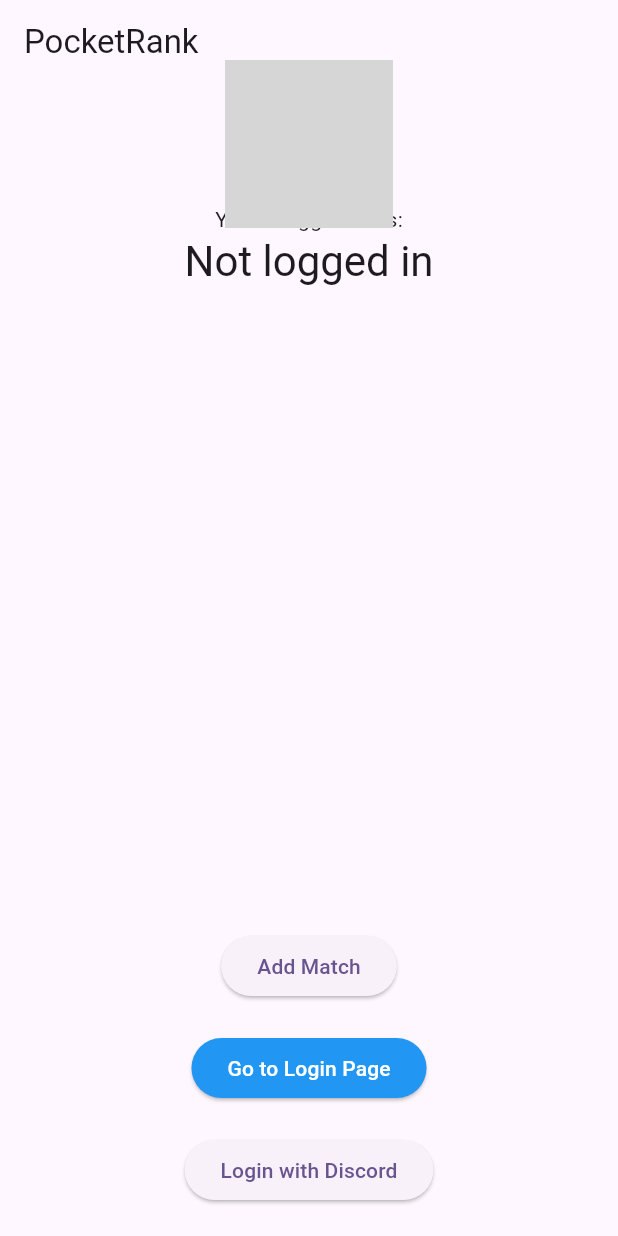
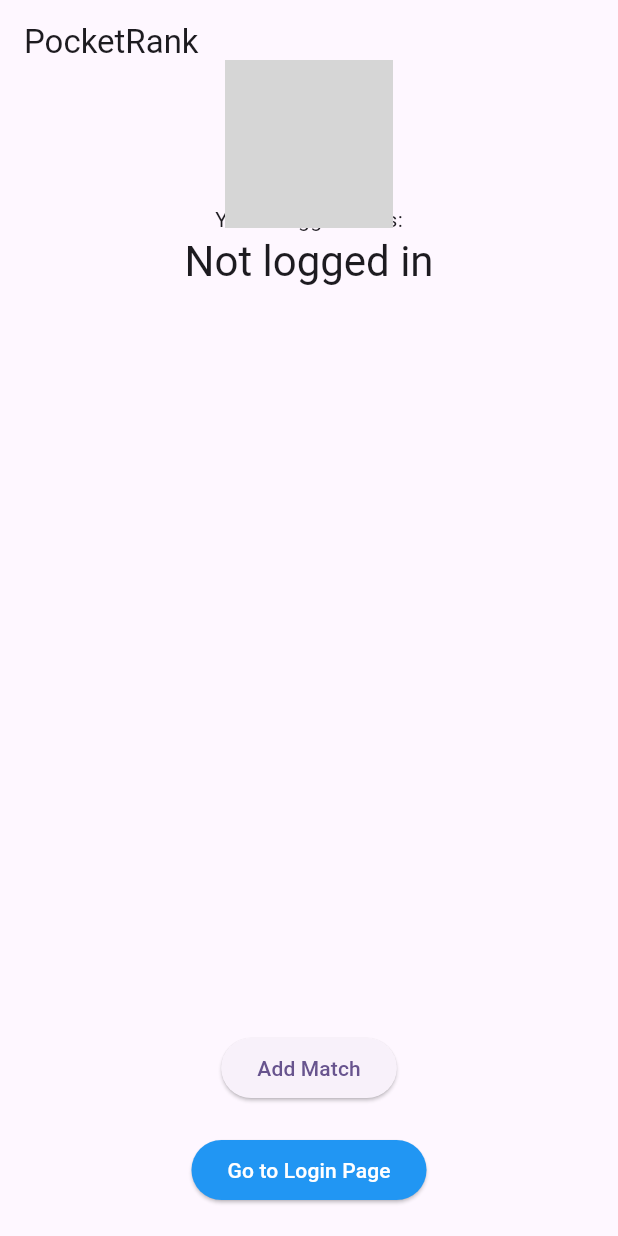
Before and after one commit to putetrekk/pocketrank, a Flutter app: the screen it shows after launch, on a phone screen of 412 x 824 dp. Run offline on Flutter 3.47's test engine with Material 3 defaults, Android fonts, the phone set to English and light mode, and no system bars; our stand-ins replace flutter_dotenv, flutter_svg, logger, pocketbase; grey boxes are pictures that could not be loaded.

Commit message:
Hide discord login

```diff
--- a/pocketrank_app/lib/pages/home.dart
+++ b/pocketrank_app/lib/pages/home.dart
@@ -174,14 +174,14 @@ class _MyHomePageState extends State<MyHomePage> with TickerProviderStateMixin {
                   child: const Text('Reset Password'),
                 ),
               const SizedBox(height: 20),*/
-              if (_userName == "Not logged in")
-                ElevatedButton(
-                  onPressed: () {
-                    _redirectToDiscord();
-                  },
-                  child: const Text('Login with Discord'),
-                ),
-              const SizedBox(height: 20),
+              // if (_userName == "Not logged in")
+              //   ElevatedButton(
+              //     onPressed: () {
+              //       _redirectToDiscord();
+              //     },
+              //     child: const Text('Login with Discord'),
+              //   ),
+              // const SizedBox(height: 20),
             ],
           ),
         ),
```
